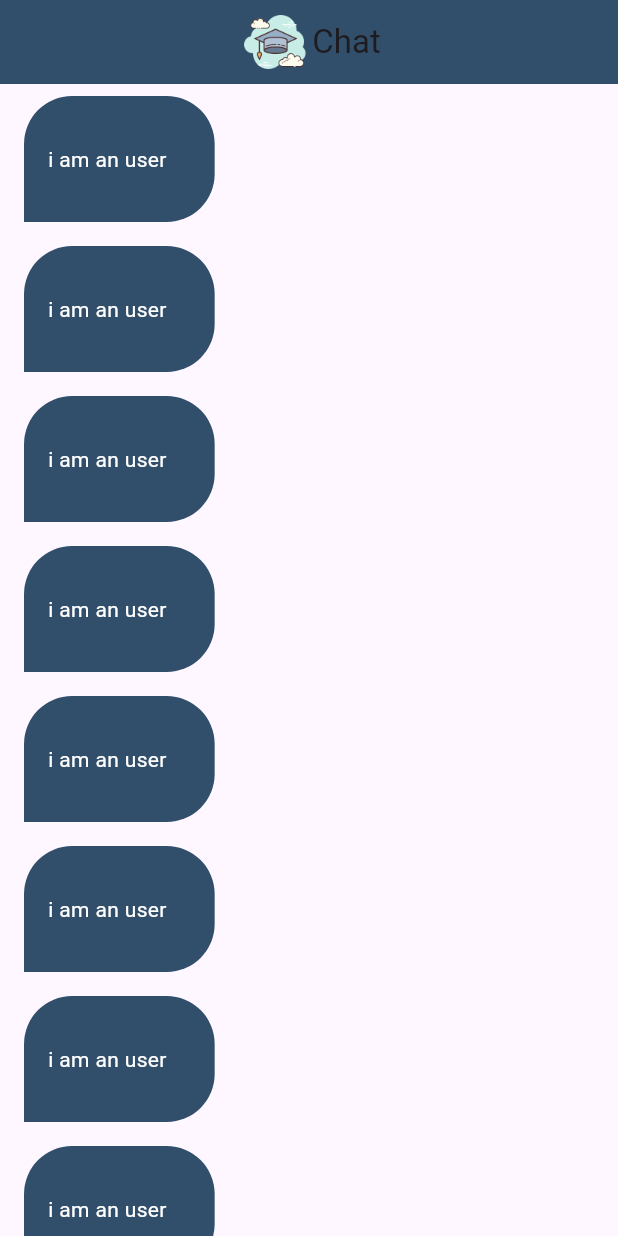
After one commit to NadaAlaa1/scholar_chat_app, a Flutter app: the ChatScreen screen opened by its route, on a phone screen of 412 x 824 dp. The commit adds this screen. Run offline on Flutter 3.47's test engine with Material 3 defaults, Android fonts, the phone set to English and light mode, and no system bars; our stand-ins replace firebase_auth, firebase_core, modal_progress_hud_nsn; accounts and stored records are empty.

Commit message:
added chat screen

```diff
--- a/lib/constants.dart
+++ b/lib/constants.dart
@@ -1,3 +1,4 @@
 import 'package:flutter/material.dart';
 
 const kPrimaryColor = Color(0xff314F6A);
+const kLogo = 'assets/images/scholar.png';
--- a/lib/main.dart
+++ b/lib/main.dart
@@ -1,4 +1,5 @@
 import 'package:chat_app/firebase_options.dart';
+import 'package:chat_app/screens/chat_screen.dart';
 import 'package:chat_app/screens/login_screen.dart';
 import 'package:chat_app/screens/register_screen.dart';
 import 'package:flutter/material.dart';
@@ -19,11 +20,12 @@ class ScholarChat extends StatelessWidget {
   Widget build(BuildContext context) {
     return MaterialApp(
       routes: {
-        'LoginScreen' : (context) => LoginScreen(),
+        LoginScreen.id : (context) => LoginScreen(),
         RegisterScreen.id : (context) => RegisterScreen(),
+        ChatScreen.id : (context) => const ChatScreen(),
       },
       debugShowCheckedModeBanner: false,
-      initialRoute: 'LoginScreen',
+      initialRoute: LoginScreen.id,
     );
   }
 }
--- /dev/null
+++ b/lib/screens/chat_screen.dart
@@ -0,0 +1,33 @@
+import 'package:chat_app/constants.dart';
+import 'package:chat_app/widgets/chat_bubble.dart';
+import 'package:flutter/material.dart';
+
+class ChatScreen extends StatelessWidget {
+  const ChatScreen({super.key});
+
+  static String id = 'ChatScreen';
+
+  @override
+  Widget build(BuildContext context) {
+    return Scaffold(
+      appBar: AppBar(
+        automaticallyImplyLeading: false,
+        backgroundColor: kPrimaryColor,
+        title: Row(
+          mainAxisAlignment: MainAxisAlignment.center,
+          children: [
+            Image.asset(
+              kLogo,
+              height: 50,
+            ),
+            const Text('Chat'),
+          ],
+        ),
+        centerTitle: true,
+      ),
+      body: ListView.builder(itemBuilder: (context, index){
+        return const ChatBubble();
+      }),
+    );
+  }
+}
--- a/lib/screens/login_screen.dart
+++ b/lib/screens/login_screen.dart
@@ -1,5 +1,6 @@
 import 'package:chat_app/constants.dart';
 import 'package:chat_app/helper/show_snack_bar.dart';
+import 'package:chat_app/screens/chat_screen.dart';
 import 'package:chat_app/screens/register_screen.dart';
 import 'package:chat_app/widgets/custom_button.dart';
 import 'package:chat_app/widgets/custom_text_field.dart';
@@ -9,6 +10,8 @@ import 'package:modal_progress_hud_nsn/modal_progress_hud_nsn.dart';
 
 class LoginScreen extends StatefulWidget {
   LoginScreen({super.key});
+
+  static String id = 'LoginScreen';
 
   @override
   State<LoginScreen> createState() => _LoginScreenState();
@@ -88,7 +91,7 @@ class _LoginScreenState extends State<LoginScreen> {
                       setState(() {});
                       try {
                         await loginUser();
-                        showSnackBar(context, 'Success');
+                        Navigator.pushNamed(context, ChatScreen.id);
                       } on FirebaseAuthException catch (e) {
                         if (e.code == 'user-not-found') {
                           showSnackBar(context, 'No user found for that email.');
--- a/lib/screens/register_screen.dart
+++ b/lib/screens/register_screen.dart
@@ -1,5 +1,6 @@
 import 'package:chat_app/constants.dart';
 import 'package:chat_app/helper/show_snack_bar.dart';
+import 'package:chat_app/screens/chat_screen.dart';
 import 'package:chat_app/widgets/custom_button.dart';
 import 'package:chat_app/widgets/custom_text_field.dart';
 import 'package:firebase_auth/firebase_auth.dart';
@@ -87,7 +88,7 @@ class _RegisterScreenState extends State<RegisterScreen> {
                       try {
                         await registerUser();
                         showSnackBar(context, 'Success');
-                        Navigator.pop(context);
+                        Navigator.pushNamed(context, ChatScreen.id);
                       } on FirebaseAuthException catch (e) {
                         if (e.code == 'weak-password') {
                           showSnackBar(
--- /dev/null
+++ b/lib/widgets/chat_bubble.dart
@@ -0,0 +1,41 @@
+import 'package:chat_app/constants.dart';
+import 'package:flutter/material.dart';
+
+class ChatBubble extends StatelessWidget {
+  const ChatBubble({
+    super.key,
+  });
+
+  @override
+  Widget build(BuildContext context) {
+    return Align(
+      alignment: Alignment.centerLeft,
+      child: Container(
+        padding: const EdgeInsets.only(
+          left: 16,
+          top: 32,
+          bottom: 32,
+          right: 32,
+        ),
+        margin: const EdgeInsets.symmetric(
+          horizontal: 16,
+          vertical: 8,
+        ),
+        decoration: const BoxDecoration(
+          borderRadius: BorderRadius.only(
+            topLeft: Radius.circular(32),
+            topRight: Radius.circular(32),
+            bottomRight: Radius.circular(32),
+          ),
+          color: kPrimaryColor,
+        ),
+        child: const Text(
+          'i am an user',
+          style: TextStyle(
+            color: Colors.white,
+          ),
+        ),
+      ),
+    );
+  }
+}
```
